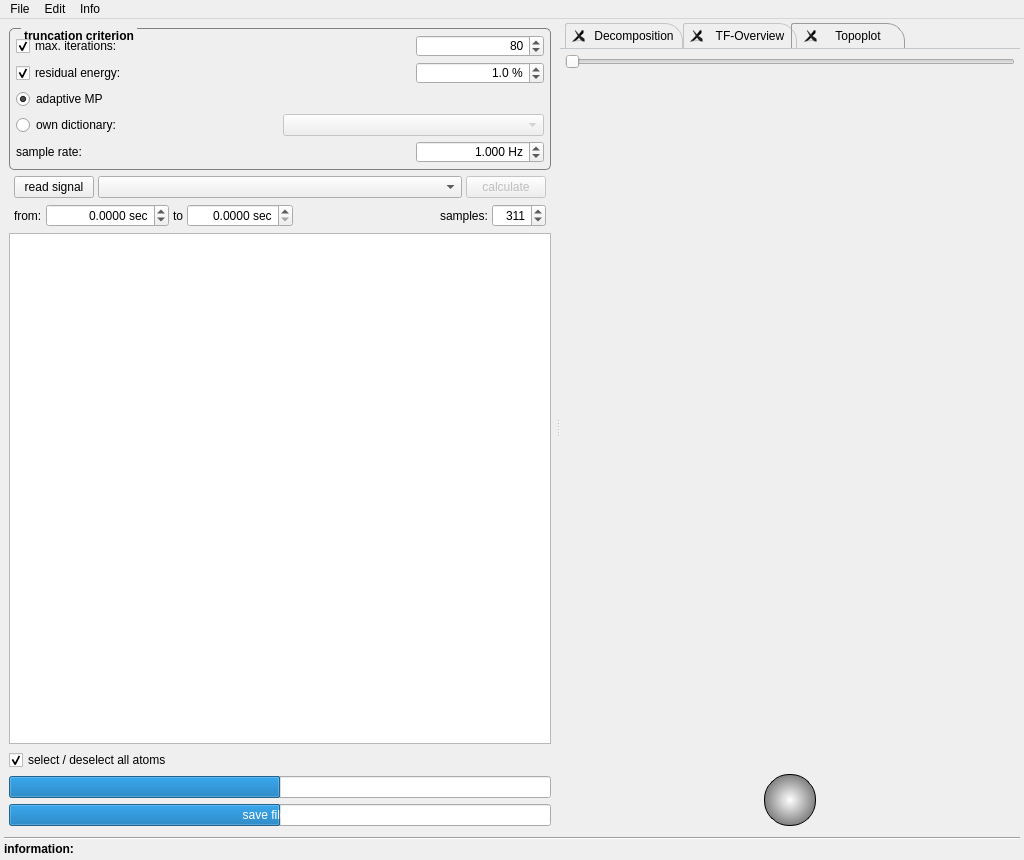
LostSign/mne-cpp, file applications/mne_matching_pursuit/mainwindow.ui: the form before one commit.
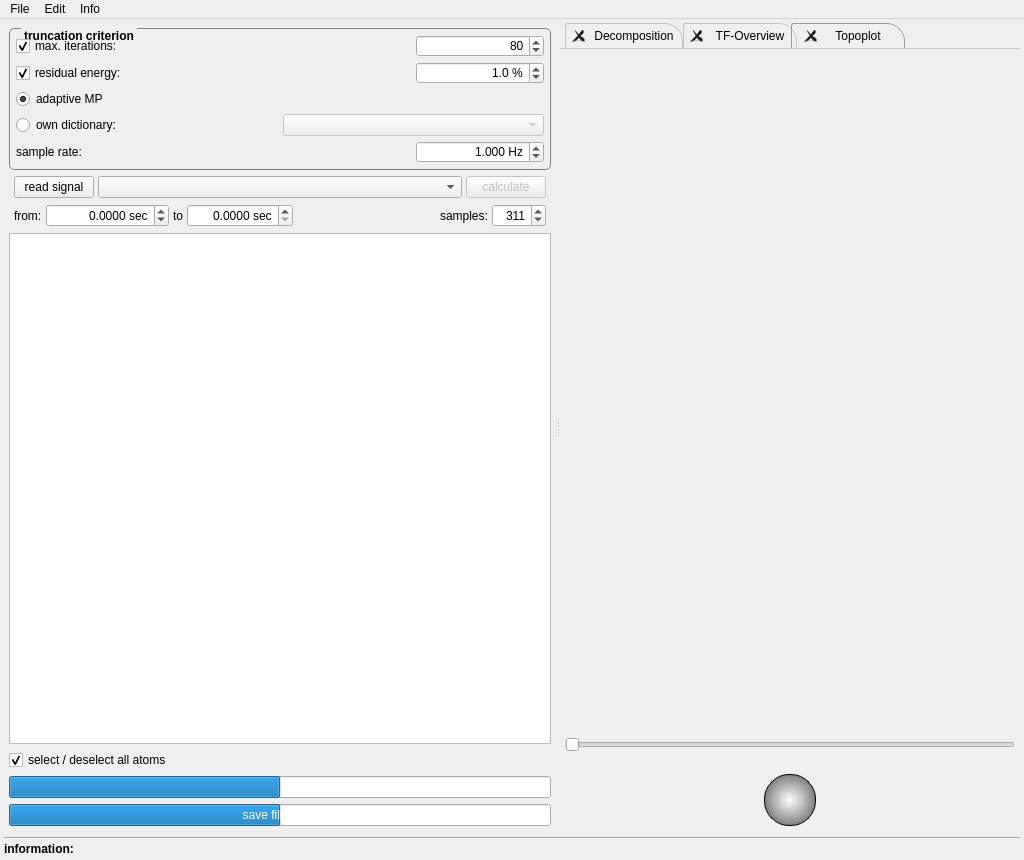
The form after the commit. The open tabs and pages were chosen to show the change. Icons and pictures are not drawn.

The edit to the form file:
```diff
--- a/applications/mne_matching_pursuit/mainwindow.ui
+++ b/applications/mne_matching_pursuit/mainwindow.ui
@@ -1030,6 +1030,16 @@
               <property name="spacing">
                <number>0</number>
               </property>
+              <item>
+               <widget class="QLabel" name="lb_topo_image">
+                <property name="text">
+                 <string/>
+                </property>
+                <property name="alignment">
+                 <set>Qt::AlignCenter</set>
+                </property>
+               </widget>
+              </item>
              </layout>
             </item>
             <item row="1" column="0" colspan="3">
```
